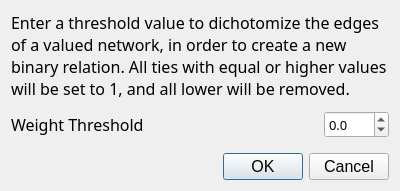
The window that src/forms/dialogedgedichotomization.ui (socnetv/app) describes before a commit, drawn with Qt 5.
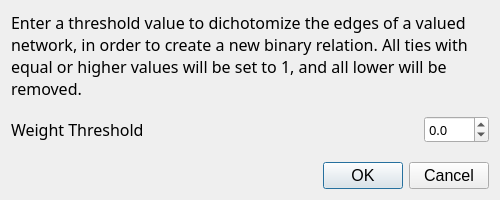
The same window after the commit.

Patch:
```diff
--- a/src/forms/dialogedgedichotomization.ui
+++ b/src/forms/dialogedgedichotomization.ui
@@ -6,14 +6,14 @@
    <rect>
     <x>0</x>
     <y>0</y>
-    <width>400</width>
-    <height>191</height>
+    <width>500</width>
+    <height>200</height>
    </rect>
   </property>
   <property name="minimumSize">
    <size>
-    <width>400</width>
-    <height>180</height>
+    <width>500</width>
+    <height>200</height>
    </size>
   </property>
   <property name="font">
```
